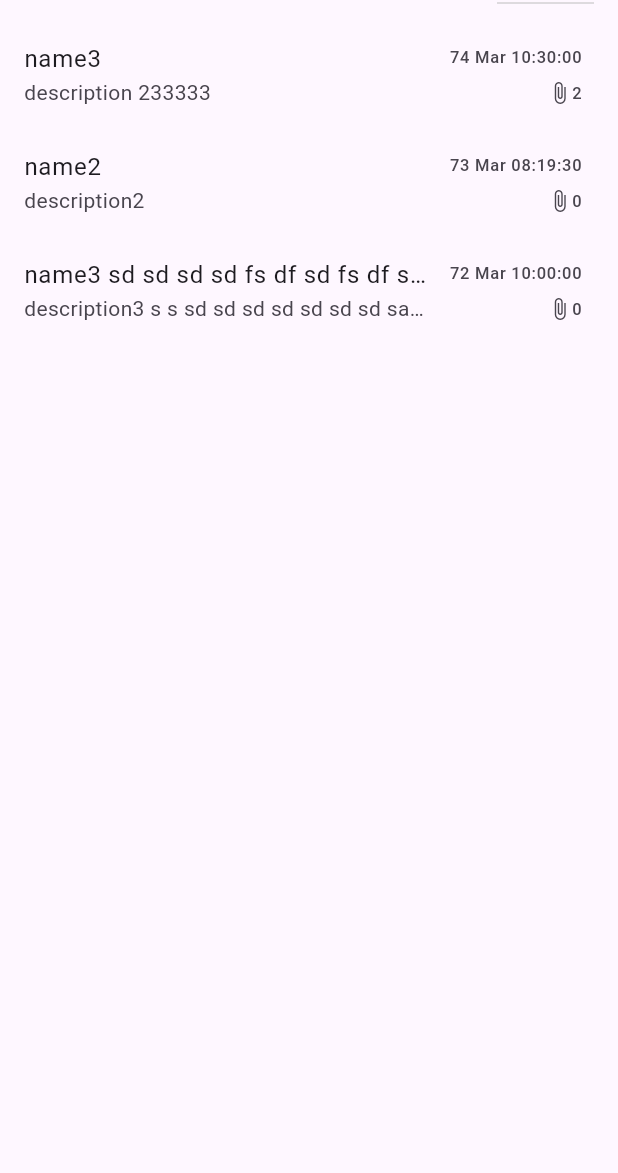
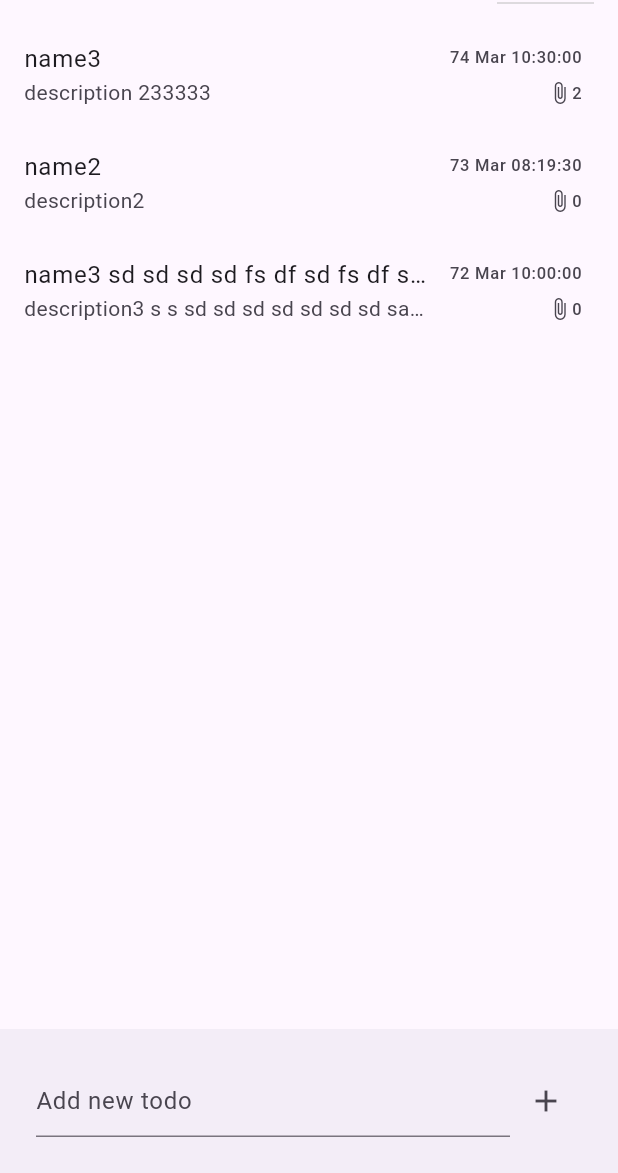
Before and after one commit to dadagov125/todo_list_vanilla, a Flutter app: the screen it shows after launch, on a phone screen of 412 x 824 dp, the part 63-1236 px from its top. Run offline on Flutter 3.47's test engine with Material 3 defaults, Android fonts, the phone set to English and light mode, and no system bars.

Commit message:
implements draft TodoListScreen

```diff
--- a/analysis_options.yaml
+++ b/analysis_options.yaml
@@ -3,6 +3,7 @@ include: package:flutter_lints/flutter.yaml
 analyzer:
   errors:
     todo: ignore
+
     invalid_annotation_target: ignore
     invalid_use_of_protected_member: error
     always_use_package_imports: warning
@@ -54,6 +55,7 @@ analyzer:
     unnecessary_brace_in_string_interps: warning
     non_exhaustive_switch_expression: warning
     non_exhaustive_switch_statement: warning
+    prefer_expression_function_bodies: warning
 
   exclude:
     - test/
@@ -115,3 +117,4 @@ linter:
     - unnecessary_this
     - prefer_const_constructors
     - unnecessary_brace_in_string_interps
+    - prefer_expression_function_bodies
--- a/lib/app/app.dart
+++ b/lib/app/app.dart
@@ -4,15 +4,13 @@ import 'package:todo_list/feature/todo/presentation/screen/todo_list_screen.dart
 
 class App extends StatelessWidget {
   const App({super.key});
+
   @override
-  Widget build(BuildContext context) {
-    return MaterialApp(
-      title: 'Flutter Demo',
-      theme: ThemeData(
-        colorScheme: ColorScheme.fromSeed(seedColor: Colors.deepPurple),
-        useMaterial3: true,
-      ),
-      home: const TodoListScreen()
-    );
-  }
+  Widget build(BuildContext context) => MaterialApp(
+        themeMode: ThemeMode.system,
+        title: 'Todo list Demo',
+        theme: ThemeData.light(),
+        darkTheme: ThemeData.dark(),
+        home: const TodoListScreen(),
+      );
 }
--- a/lib/feature/todo/presentation/screen/todo_list_screen.dart
+++ b/lib/feature/todo/presentation/screen/todo_list_screen.dart
@@ -10,6 +10,7 @@ class TodoListScreen extends StatefulWidget {
 }
 
 class _TodoListScreenState extends State<TodoListScreen> {
+  final _controller = TextEditingController();
   final _dateFormat = DateFormat('DD MMM HH:mm:ss');
 
   bool _isAscending = false;
@@ -27,7 +28,8 @@ class _TodoListScreenState extends State<TodoListScreen> {
       name: 'name2',
       description: 'description2',
       createdAt: DateTime.now().subtract(
-          const Duration(days: 1, hours: 2, minutes: 10, seconds: 30)),
+        const Duration(days: 1, hours: 2, minutes: 10, seconds: 30),
+      ),
       attachments: [],
     ),
     TodoItem(
@@ -43,6 +45,12 @@ class _TodoListScreenState extends State<TodoListScreen> {
     ),
   ];
 
+  @override
+  void initState() {
+    super.initState();
+    _sortItems();
+  }
+
   void _sortItems() {
     _todoItems.sort((a, b) {
       int comparison;
@@ -55,15 +63,53 @@ class _TodoListScreenState extends State<TodoListScreen> {
     });
   }
 
-  @override
-  void initState() {
-    super.initState();
+  void _addNewItem() {
+    final name = _controller.text;
+    if (name.isNotEmpty) {
+      setState(() {
+        _todoItems.add(
+          TodoItem(
+            name: name,
+            description: '',
+            createdAt: DateTime.now(),
+            attachments: [],
+          ),
+        );
         _sortItems();
+      });
+      _controller.clear();
+    }
   }
 
+  void _changeSortOrder() {
+    setState(() {
+      _isAscending = !_isAscending;
+      _sortItems();
+    });
+  }
+
+  void _changeSortOption(item) {
+    setState(() {
+      _sortOption = item!;
+      _sortItems();
+    });
+  }
+
+  DropdownMenuItem<TodoItemSortOption> _mapSortMenuItem(
+    TodoItemSortOption item,
+  ) =>
+      DropdownMenuItem(value: item, child: Text(item.name));
+
+  Widget get _sortMenu => DropdownButton(
+        value: _sortOption,
+        items: TodoItemSortOption.values.map(_mapSortMenuItem).toList(),
+        onChanged: _changeSortOption,
+      );
+
   @override
-  Widget build(BuildContext context) {
-    return Scaffold(
+  Widget build(BuildContext context) => Stack(
+        children: [
+          Scaffold(
             body: CustomScrollView(
               slivers: [
                 SliverAppBar(
@@ -72,35 +118,14 @@ class _TodoListScreenState extends State<TodoListScreen> {
                   pinned: true,
                   actions: [
                     IconButton(
-                onPressed: () {
-                  setState(() {
-                    _isAscending = !_isAscending;
-                    _sortItems();
-                  });
-                },
+                      onPressed: _changeSortOrder,
                       icon: Icon(
-                  _isAscending ? Icons.arrow_downward : Icons.arrow_upward,
+                        _isAscending
+                            ? Icons.arrow_downward
+                            : Icons.arrow_upward,
                       ),
                     ),
-              DropdownButton(
-                value: _sortOption,
-                items: [
-                  ...TodoItemSortOption.values.map(
-                    (e) => DropdownMenuItem(
-                      value: e,
-                      child: Text(
-                        e.name,
-                      ),
-                    ),
-                  ),
-                ],
-                onChanged: (item) {
-                  setState(() {
-                    _sortOption = item!;
-                    _sortItems();
-                  });
-                },
-              ),
+                    _sortMenu,
                     const SizedBox(width: 16),
                   ],
                 ),
@@ -139,8 +164,38 @@ class _TodoListScreenState extends State<TodoListScreen> {
                     childCount: _todoItems.length,
                   ),
                 ),
+                const SliverPadding(padding: EdgeInsets.only(bottom: 100)),
               ],
             ),
+          ),
+          Positioned(
+            left: 0,
+            right: 0,
+            bottom: MediaQuery.viewInsetsOf(context).bottom,
+            child: Material(
+              child: Container(
+                padding: const EdgeInsets.all(24),
+                color: Theme.of(context).colorScheme.surfaceContainer,
+                child: Row(
+                  mainAxisSize: MainAxisSize.min,
+                  children: [
+                    Flexible(
+                      child: TextField(
+                        controller: _controller,
+                        decoration: const InputDecoration(
+                          hintText: 'Add new todo',
+                        ),
+                      ),
+                    ),
+                    IconButton(
+                      onPressed: _addNewItem,
+                      icon: const Icon(Icons.add),
+                    ),
+                  ],
+                ),
+              ),
+            ),
+          ),
+        ],
       );
 }
-}
```
Lines whose indentation alone changed are shown as unchanged.
